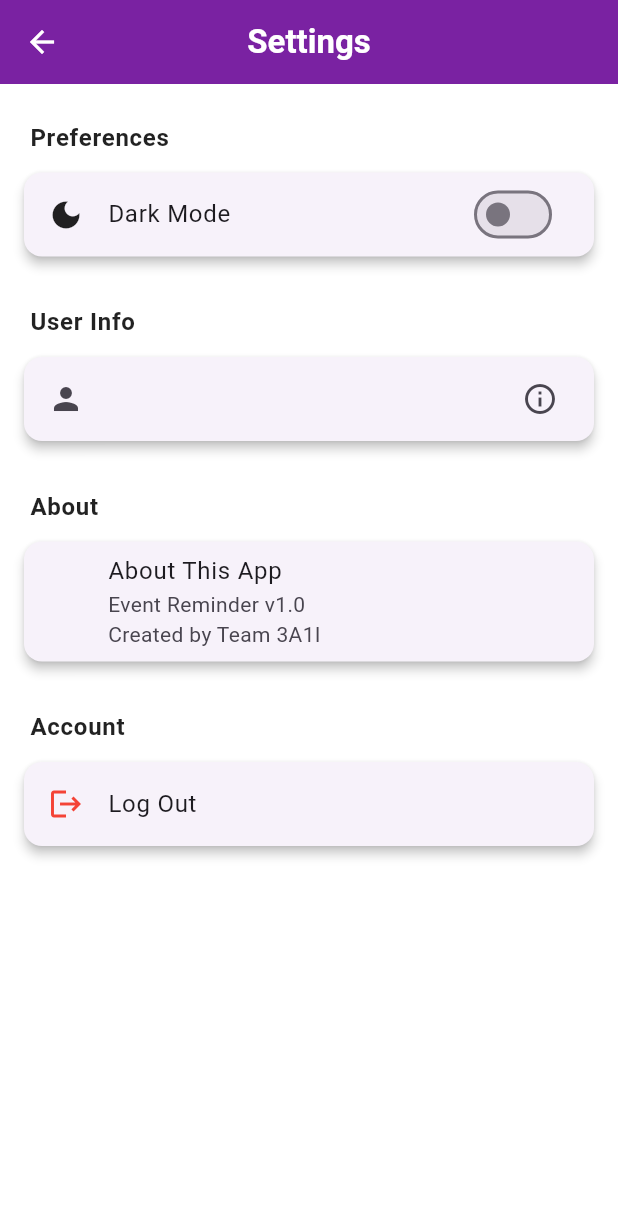
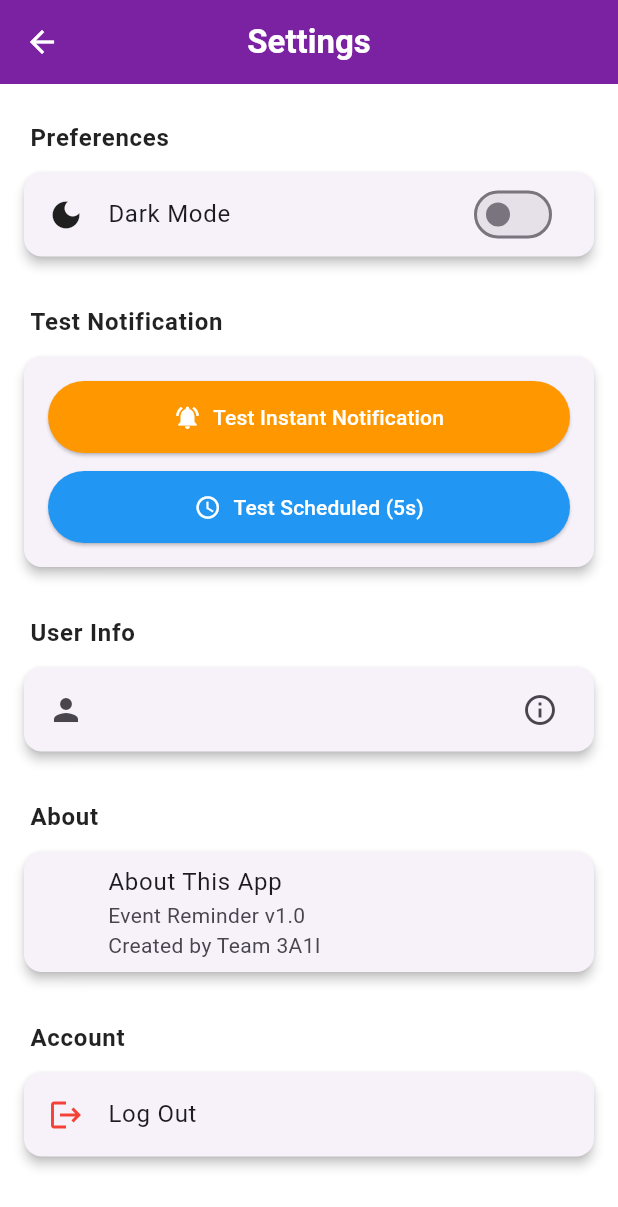
Before and after one commit to Aqilah87/Event_Reminder, a Flutter app: the SettingsPage screen opened by its route, on a phone screen of 412 x 824 dp. Shown: the top 1207 px of the screen. Run offline on Flutter 3.47's test engine with Material 3 defaults, Android fonts, the phone set to English and light mode, and no system bars; our stand-ins replace flutter_local_notifications, geolocator, google_maps_flutter, hive, hive_flutter, image_picker and 4 more; accounts and stored records are empty.

Commit message:
update noti

```diff
--- a/lib/main.dart
+++ b/lib/main.dart
@@ -14,9 +14,12 @@ import 'screens/calendar_page.dart';
 import 'screens/home_screen.dart';
 import 'screens/settings_page.dart';
 import 'theme_provider.dart';
+import 'services/notification_service.dart';
 
 void main() async {
   WidgetsFlutterBinding.ensureInitialized();
+
+  await NotificationService.initialize();
 
   final appDocDir = await path_provider.getApplicationDocumentsDirectory();
   await Hive.initFlutter(appDocDir.path);
--- a/lib/screens/settings_page.dart
+++ b/lib/screens/settings_page.dart
@@ -2,6 +2,7 @@ import 'package:flutter/material.dart';
 import 'package:provider/provider.dart';
 import 'package:reminder_test/theme_provider.dart';
 import '../models/auth_data.dart';
+import '../services/notification_service.dart'; // TAMBAH INI
 
 class SettingsPage extends StatefulWidget {
   const SettingsPage({super.key});
@@ -56,6 +57,68 @@ class _SettingsPageState extends State<SettingsPage> {
               ),
             ),
             const SizedBox(height: 16),
+
+            // TAMBAH SECTION NI UNTUK TEST NOTIFICATION
+            _buildSectionHeader("Test Notification"),
+            Card(
+              elevation: 3,
+              margin: const EdgeInsets.symmetric(vertical: 8),
+              child: Padding(
+                padding: const EdgeInsets.all(16.0),
+                child: Column(
+                  children: [
+                    ElevatedButton.icon(
+                      onPressed: () async {
+                        await NotificationService.showInstantNotification(
+                          id: 1,
+                          title: '✅ Test Notification',
+                          body: 'Notification berfungsi dengan baik!',
+                        );
+
+                        ScaffoldMessenger.of(context).showSnackBar(
+                          const SnackBar(content: Text('Notification sent!')),
+                        );
+                      },
+                      icon: const Icon(Icons.notifications_active),
+                      label: const Text('Test Instant Notification'),
+                      style: ElevatedButton.styleFrom(
+                        backgroundColor: Colors.orange,
+                        foregroundColor: Colors.white,
+                        padding: const EdgeInsets.symmetric(horizontal: 20, vertical: 12),
+                        minimumSize: const Size(double.infinity, 48),
+                      ),
+                    ),
+                    const SizedBox(height: 12),
+                    ElevatedButton.icon(
+                      onPressed: () async {
+                        DateTime scheduledTime = DateTime.now().add(const Duration(seconds: 5));
+
+                        await NotificationService.scheduleNotification(
+                          id: 2,
+                          title: '⏰ Scheduled Test',
+                          body: 'This notification was scheduled 5 seconds ago!',
+                          scheduledTime: scheduledTime,
+                        );
+
+                        ScaffoldMessenger.of(context).showSnackBar(
+                          const SnackBar(content: Text('Notification scheduled in 5 seconds')),
+                        );
+                      },
+                      icon: const Icon(Icons.schedule),
+                      label: const Text('Test Scheduled (5s)'),
+                      style: ElevatedButton.styleFrom(
+                        backgroundColor: Colors.blue,
+                        foregroundColor: Colors.white,
+                        padding: const EdgeInsets.symmetric(horizontal: 20, vertical: 12),
+                        minimumSize: const Size(double.infinity, 48),
+                      ),
+                    ),
+                  ],
+                ),
+              ),
+            ),
+            const SizedBox(height: 16),
+
             _buildSectionHeader("User Info"),
             Card(
               elevation: 3,
--- a/pubspec.yaml
+++ b/pubspec.yaml
@@ -19,6 +19,9 @@ dependencies:
   google_maps_flutter: ^2.3.0
   geolocator: ^9.0.2
   geocoding: ^2.0.5
+  flutter_local_notifications: ^17.2.3
+  timezone: ^0.9.4
+  permission_handler: ^11.3.1
   hive: ^2.2.3
   hive_flutter: ^1.1.0
   path_provider: ^2.0.15
@@ -31,9 +34,7 @@ dependencies:
   # Use with the CupertinoIcons class for iOS style icons.
   cupertino_icons: ^1.0.8
   sqflite: ^2.4.1
-  timezone: ^0.10.1
   screens: ^2.5.0
-  permission_handler: ^12.0.0+1
   shared_preferences: ^2.5.3
 
 dev_dependencies:
```
Also changed, not shown: lib/services/notification_service.dart (added, +132 -0 lines), pubspec.lock, 2 other files.
